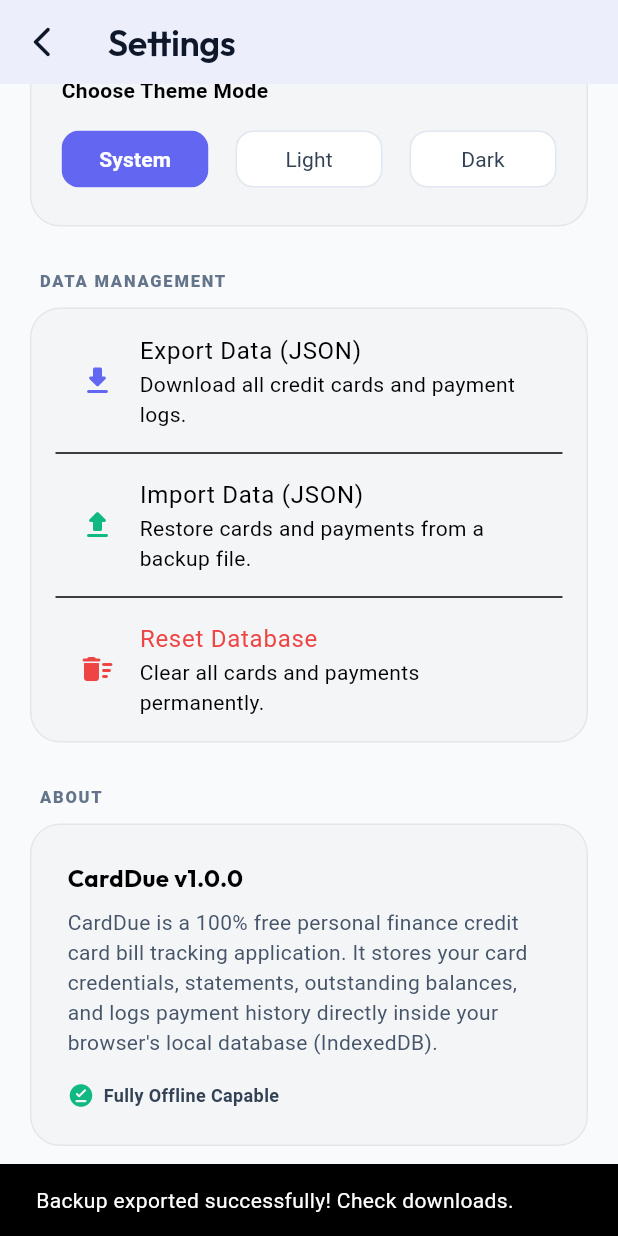
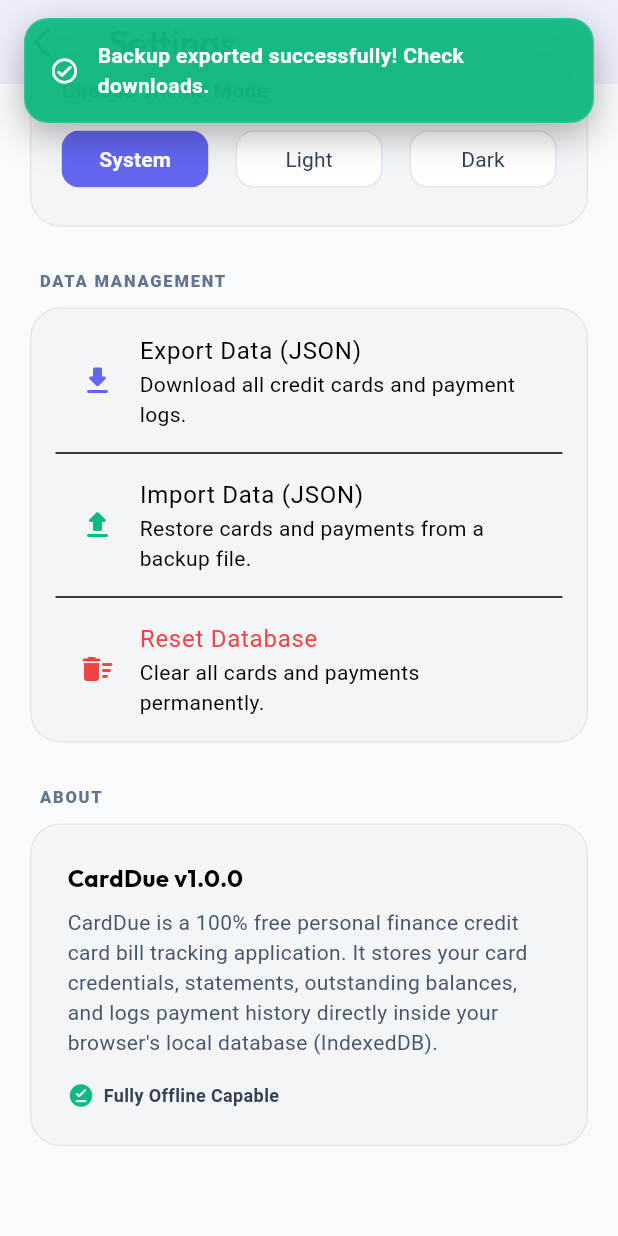
Before and after one commit to Mahekdabhi/CardDue, a Flutter app: the SettingsView screen opened by its route, scrolled down 73 dp, after a tap on "Export Data (JSON)", on a phone screen of 412 x 824 dp. Run offline on Flutter 3.47's test engine with Material 3 defaults, Android fonts, the phone set to English and light mode, and no system bars; our stand-ins replace file_picker, flutter_riverpod, flutter_screenutil, freezed_annotation, go_router, google_fonts and 3 more.

Commit message:
fix: resolve gesture double-back routing issue and replace bottom snackbars with safe top toasts

```diff
--- a/lib/features/analytics/presentation/views/analytics_view.dart
+++ b/lib/features/analytics/presentation/views/analytics_view.dart
@@ -32,7 +32,7 @@
         title: const Text('Financial Analytics', style: TextStyle(fontFamily: 'Outfit')),
         leading: IconButton(
           icon: const Icon(Icons.arrow_back_ios_new_rounded),
-          onPressed: () => context.pop(),
+          onPressed: () => context.go('/'),
         ),
       ),
       body: SafeArea(
--- a/lib/features/settings/presentation/views/settings_view.dart
+++ b/lib/features/settings/presentation/views/settings_view.dart
@@ -8,6 +8,7 @@
 import '../../../../core/providers/theme_provider.dart';
 import '../../../../core/utils/file_helper.dart';
 import '../../../../widgets/glass_container.dart';
+import '../../../../widgets/top_toast.dart';
 import '../../../cards/domain/models/credit_card.dart';
 import '../../../cards/presentation/viewmodels/card_viewmodel.dart';
 import '../../../payments/domain/models/payment_record.dart';
@@ -35,7 +36,7 @@
         title: const Text('Settings', style: TextStyle(fontFamily: 'Outfit')),
         leading: IconButton(
           icon: const Icon(Icons.arrow_back_ios_new_rounded),
-          onPressed: () => context.pop(),
+          onPressed: () => context.go('/'),
         ),
       ),
       body: SafeArea(
@@ -226,14 +227,20 @@
       );
 
       if (context.mounted) {
-        ScaffoldMessenger.of(context).showSnackBar(
-          const SnackBar(content: Text('Backup exported successfully! Check downloads.')),
+        TopToast.show(
+          context,
+          'Backup exported successfully! Check downloads.',
+          backgroundColor: AppColors.paid,
+          icon: Icons.check_circle_outline_rounded,
         );
       }
     } catch (e) {
       if (context.mounted) {
-        ScaffoldMessenger.of(context).showSnackBar(
-          SnackBar(content: Text('Export failed: $e'), backgroundColor: AppColors.overdue),
+        TopToast.show(
+          context,
+          'Export failed: $e',
+          backgroundColor: AppColors.overdue,
+          icon: Icons.error_outline_rounded,
         );
       }
     }
@@ -272,21 +279,21 @@
         await ref.read(paymentViewModelProvider.notifier).restoreBackup(importedPayments);
 
         if (context.mounted) {
-          ScaffoldMessenger.of(context).showSnackBar(
-            const SnackBar(
-              backgroundColor: AppColors.paid,
-              content: Text('Backup restored successfully! Cards and logs recovered.'),
-            ),
+          TopToast.show(
+            context,
+            'Backup restored successfully! Cards and logs recovered.',
+            backgroundColor: AppColors.paid,
+            icon: Icons.check_circle_outline_rounded,
           );
         }
       }
     } catch (e) {
       if (context.mounted) {
-        ScaffoldMessenger.of(context).showSnackBar(
-          SnackBar(
-            backgroundColor: AppColors.overdue,
-            content: Text('Import failed: Check file format. ($e)'),
-          ),
+        TopToast.show(
+          context,
+          'Import failed: Check file format. ($e)',
+          backgroundColor: AppColors.overdue,
+          icon: Icons.error_outline_rounded,
         );
       }
     }
@@ -311,10 +318,11 @@
               await ref.read(paymentViewModelProvider.notifier).clearAll();
 
               if (context.mounted) {
-                ScaffoldMessenger.of(context).showSnackBar(
-                  const SnackBar(
-                    content: Text('App database cleared successfully.'),
-                  ),
+                TopToast.show(
+                  context,
+                  'App database cleared successfully.',
+                  backgroundColor: AppColors.warning,
+                  icon: Icons.delete_sweep_rounded,
                 );
               }
             },
--- /dev/null
+++ b/lib/widgets/top_toast.dart
@@ -0,0 +1,141 @@
+import 'package:flutter/material.dart';
+
+class TopToast {
+  static void show(
+    BuildContext context,
+    String message, {
+    Color backgroundColor = Colors.black,
+    IconData? icon,
+  }) {
+    final overlayState = Overlay.of(context);
+    late OverlayEntry overlayEntry;
+
+    overlayEntry = OverlayEntry(
+      builder: (context) {
+        return _TopToastWidget(
+          message: message,
+          backgroundColor: backgroundColor,
+          icon: icon,
+          onDismiss: () {
+            overlayEntry.remove();
+          },
+        );
+      },
+    );
+
+    overlayState.insert(overlayEntry);
+  }
+}
+
+class _TopToastWidget extends StatefulWidget {
+  final String message;
+  final Color backgroundColor;
+  final IconData? icon;
+  final VoidCallback onDismiss;
+
+  const _TopToastWidget({
+    required this.message,
+    required this.backgroundColor,
+    this.icon,
+    required this.onDismiss,
+  });
+
+  @override
+  State<_TopToastWidget> createState() => _TopToastWidgetState();
+}
+
+class _TopToastWidgetState extends State<_TopToastWidget> with SingleTickerProviderStateMixin {
+  late AnimationController _controller;
+  late Animation<Offset> _offsetAnimation;
+
+  @override
+  void initState() {
+    super.initState();
+    _controller = AnimationController(
+      duration: const Duration(milliseconds: 400),
+      vsync: this,
+    );
+
+    _offsetAnimation = Tween<Offset>(
+      begin: const Offset(0.0, -2.0),
+      end: Offset.zero,
+    ).animate(CurvedAnimation(
+      parent: _controller,
+      curve: Curves.easeOutBack,
+    ));
+
+    _controller.forward();
+
+    // Auto dismiss after 3 seconds
+    Future.delayed(const Duration(seconds: 3), () {
+      if (mounted) {
+        _controller.reverse().then((_) {
+          widget.onDismiss();
+        });
+      }
+    });
+  }
+
+  @override
+  void dispose() {
+    _controller.dispose();
+    super.dispose();
+  }
+
+  @override
+  Widget build(BuildContext context) {
+    final safeAreaTop = MediaQuery.of(context).padding.top;
+
+    return Positioned(
+      top: 0,
+      left: 0,
+      right: 0,
+      child: SlideTransition(
+        position: _offsetAnimation,
+        child: Material(
+          color: Colors.transparent,
+          child: SafeArea(
+            bottom: false,
+            child: Container(
+              margin: EdgeInsets.fromLTRB(16, safeAreaTop > 0 ? 0 : 12, 16, 0),
+              padding: const EdgeInsets.symmetric(horizontal: 16, vertical: 14),
+              decoration: BoxDecoration(
+                color: widget.backgroundColor.withValues(alpha: 0.95),
+                borderRadius: BorderRadius.circular(16),
+                border: Border.all(
+                  color: Colors.white.withValues(alpha: 0.12),
+                  width: 1,
+                ),
+                boxShadow: [
+                  BoxShadow(
+                    color: Colors.black.withValues(alpha: 0.3),
+                    blurRadius: 20,
+                    offset: const Offset(0, 8),
+                  ),
+                ],
+              ),
+              child: Row(
+                children: [
+                  if (widget.icon != null) ...[
+                    Icon(widget.icon, color: Colors.white, size: 20),
+                    const SizedBox(width: 12),
+                  ],
+                  Expanded(
+                    child: Text(
+                      widget.message,
+                      style: const TextStyle(
+                        color: Colors.white,
+                        fontSize: 14,
+                        fontWeight: FontWeight.w600,
+                      ),
+                    ),
+                  ),
+                ],
+              ),
+            ),
+          ),
+        ),
+      ),
+    );
+  }
+}
```
Also changed, not shown: lib/features/cards/presentation/views/add_edit_card_view.dart (+20 -14 lines), lib/features/dashboard/presentation/views/dashboard_view.dart (+15 -11 lines).
